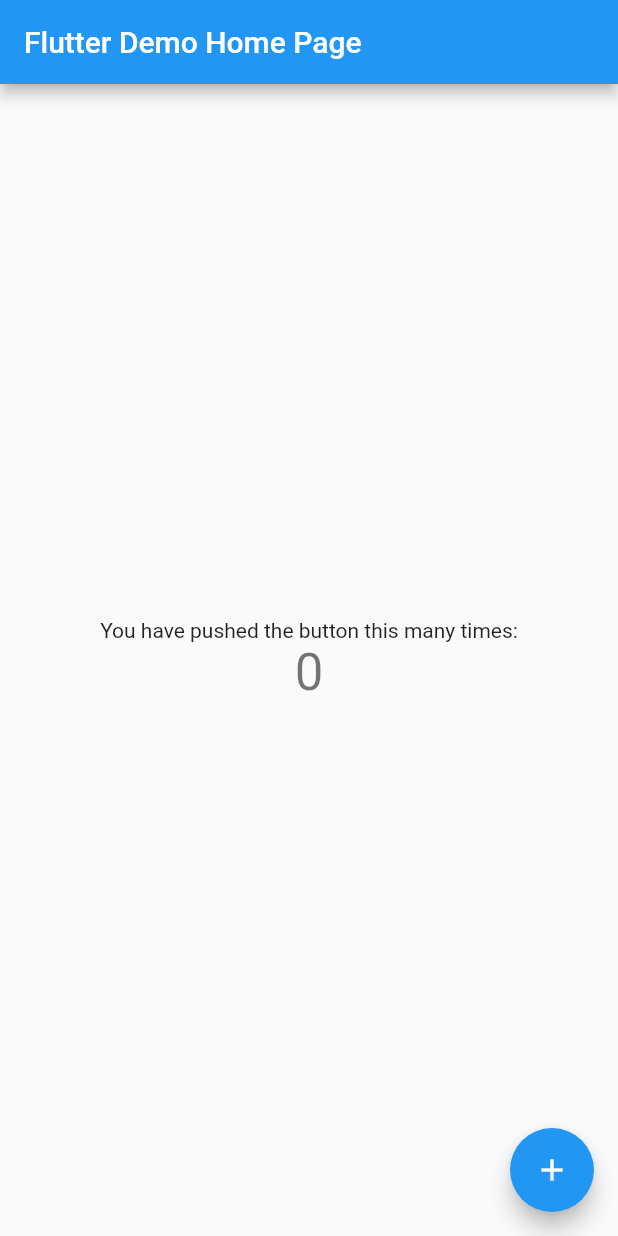
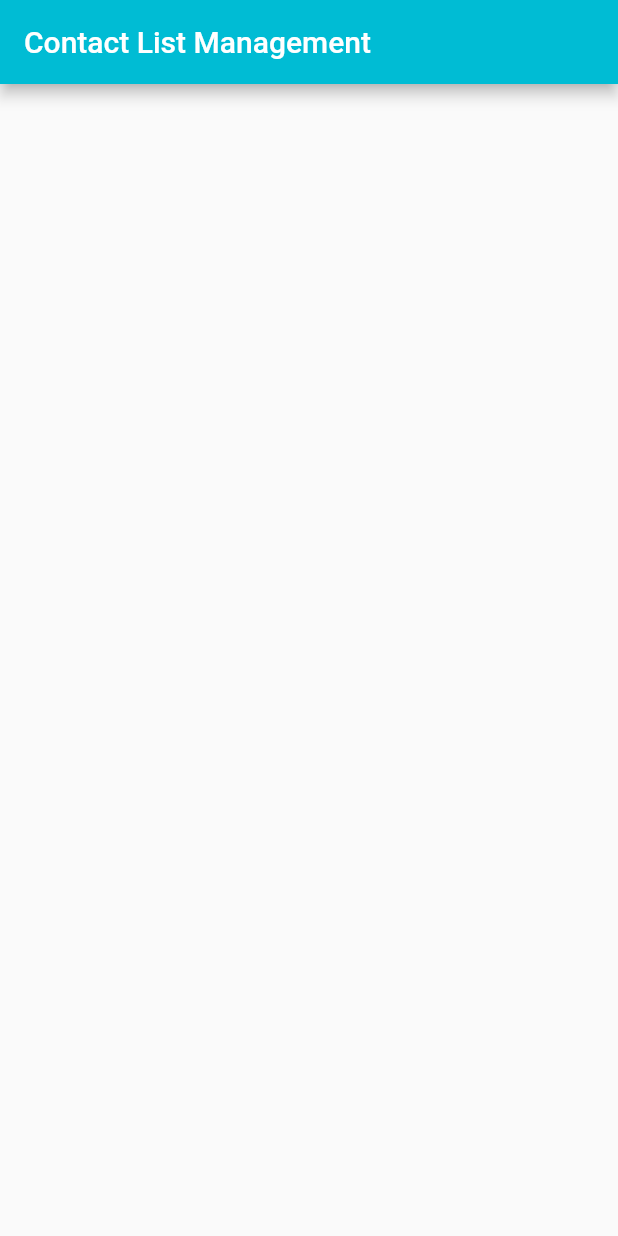
Before and after one commit to BigYajuu/vimigo-tech-assessment, a Flutter app: the screen it shows after launch, on a phone screen of 412 x 824 dp. Run offline on Flutter 3.47's test engine with Material 2 defaults, Android fonts, the phone set to English and light mode, and no system bars; our stand-ins replace sqflite; accounts and stored records are empty.

Commit message:
Home page fulfilled and feature 2, 3 done
Also featuring -
- db refactored
- sort when get items
- loading animation runs when fetching data
- simple contact item container

```diff
--- /dev/null
+++ b/vimigo_assessment/lib/components/contact_containter.dart
@@ -0,0 +1,15 @@
+import 'package:flutter/cupertino.dart';
+import 'package:vimigo_assessment/local_storage/schema/contact_list.dart';
+
+// A single contact item that is to be placed inside of the ListView
+class ContactContainer extends StatelessWidget {
+  final Contact contact;
+
+  const ContactContainer({super.key, required this.contact});
+
+  @override
+  Widget build(BuildContext context) {
+    return Padding(
+        padding: const EdgeInsets.all(10.0), child: Text(contact.user));
+  }
+}
--- a/vimigo_assessment/lib/local_storage/schema/contact_list.dart
+++ b/vimigo_assessment/lib/local_storage/schema/contact_list.dart
@@ -1,3 +1,4 @@
+// Table name for Contact DB
 const String tableContactList = 'contact_list';
 
 class ContactFields {
@@ -9,6 +10,8 @@ class ContactFields {
   static const String checkIn = 'checkIn';
 }
 
+// Contact instances are universal for representing individual contact,
+// It also features converting to/from JSON whenever DB is involved.
 class Contact {
   final int? id;
   final String user;
--- a/vimigo_assessment/lib/main.dart
+++ b/vimigo_assessment/lib/main.dart
@@ -1,115 +1,116 @@
 import 'package:flutter/material.dart';
+import 'local_storage/db.dart';
+import 'components/contact_containter.dart';
+import 'local_storage/schema/contact_list.dart';
+import 'dart:math';
+
+final _rand = Random();
 
 void main() {
-  runApp(const MyApp());
+  runApp(const Home());
 }
 
-class MyApp extends StatelessWidget {
-  const MyApp({super.key});
+const List<String> _nameList = [
+  'Chan Saw Lin',
+  'Lee Saw Loy',
+  'Khaw Tong Lin',
+  'Lim Kok Lin',
+  'Low Jun Wei',
+  'Yong Weng Kai',
+  'Jayden Lee',
+  'Kong Kah Yan',
+  'Jasmine Lau'
+];
 
-  // This widget is the root of your application.
+const List<String> _phoneList = [
+  '0152131113',
+  '0161231346',
+  '0158398109',
+  '0168279101',
+  '0112731912',
+  '0172332743',
+  '0191236439',
+  '0111931233',
+];
+
+class Home extends StatefulWidget {
+  const Home({super.key});
+
   @override
-  Widget build(BuildContext context) {
-    return MaterialApp(
-      title: 'Flutter Demo',
-      theme: ThemeData(
-        // This is the theme of your application.
-        //
-        // Try running your application with "flutter run". You'll see the
-        // application has a blue toolbar. Then, without quitting the app, try
-        // changing the primarySwatch below to Colors.green and then invoke
-        // "hot reload" (press "r" in the console where you ran "flutter run",
-        // or simply save your changes to "hot reload" in a Flutter IDE).
-        // Notice that the counter didn't reset back to zero; the application
-        // is not restarted.
-        primarySwatch: Colors.blue,
-      ),
-      home: const MyHomePage(title: 'Flutter Demo Home Page'),
-    );
-  }
+  HomeState createState() => HomeState();
 }
 
-class MyHomePage extends StatefulWidget {
-  const MyHomePage({super.key, required this.title});
-
-  // This widget is the home page of your application. It is stateful, meaning
-  // that it has a State object (defined below) that contains fields that affect
-  // how it looks.
-
-  // This class is the configuration for the state. It holds the values (in this
-  // case the title) provided by the parent (in this case the App widget) and
-  // used by the build method of the State. Fields in a Widget subclass are
-  // always marked "final".
-
-  final String title;
+class HomeState extends State<Home> {
+  late List<Contact> _contacts = [
+    Contact(user: getAName(), phone: getAPhone(), checkIn: getACheckIn())
+  ]; // Sets as state of all contacts (from db)
+  bool isLoading = false;
 
   @override
-  State<MyHomePage> createState() => _MyHomePageState();
-}
+  void initState() {
+    super.initState();
 
-class _MyHomePageState extends State<MyHomePage> {
-  int _counter = 0;
+    refreshContacts();
+  }
 
-  void _incrementCounter() {
-    setState(() {
-      // This call to setState tells the Flutter framework that something has
-      // changed in this State, which causes it to rerun the build method below
-      // so that the display can reflect the updated values. If we changed
-      // _counter without calling setState(), then the build method would not be
-      // called again, and so nothing would appear to happen.
-      _counter++;
-    });
+  // Fns to get random data from
+  String getAName() {
+    int next = _rand.nextInt(_nameList.length);
+    return _nameList[next];
+  }
+
+  String getAPhone() {
+    int next = _rand.nextInt(_phoneList.length);
+    return _phoneList[next];
+  }
+
+  DateTime getACheckIn() {
+    const int range = 1200000;
+    int next = _rand.nextInt(range);
+    return DateTime.now().add(Duration(seconds: -next));
+  }
+
+  // Fetch all data from DB
+  Future refreshContacts() async {
+    setState((() => isLoading = true));
+    _contacts = List.from(await ContactListDB.instance.getWholeList());
+    setState((() => isLoading = false));
+  }
+
+  // Generate 5 random entries, stores them in DB, then refresh page
+  Future generateContacts() async {
+    const int reps = 5;
+
+    // data generation
+
+    for (var i = 0; i < reps; i++) {
+      Contact newContact =
+          Contact(user: getAName(), phone: getAPhone(), checkIn: getACheckIn());
+      await ContactListDB.instance.create(newContact);
+    }
+    refreshContacts();
   }
 
   @override
   Widget build(BuildContext context) {
-    // This method is rerun every time setState is called, for instance as done
-    // by the _incrementCounter method above.
-    //
-    // The Flutter framework has been optimized to make rerunning build methods
-    // fast, so that you can just rebuild anything that needs updating rather
-    // than having to individually change instances of widgets.
-    return Scaffold(
+    return MaterialApp(
+        home: Scaffold(
       appBar: AppBar(
-        // Here we take the value from the MyHomePage object that was created by
-        // the App.build method, and use it to set our appbar title.
-        title: Text(widget.title),
+        backgroundColor: Colors.cyan,
+        title: const Text('Contact List Management'),
       ),
-      body: Center(
-        // Center is a layout widget. It takes a single child and positions it
-        // in the middle of the parent.
-        child: Column(
-          // Column is also a layout widget. It takes a list of children and
-          // arranges them vertically. By default, it sizes itself to fit its
-          // children horizontally, and tries to be as tall as its parent.
-          //
-          // Invoke "debug painting" (press "p" in the console, choose the
-          // "Toggle Debug Paint" action from the Flutter Inspector in Android
-          // Studio, or the "Toggle Debug Paint" command in Visual Studio Code)
-          // to see the wireframe for each widget.
-          //
-          // Column has various properties to control how it sizes itself and
-          // how it positions its children. Here we use mainAxisAlignment to
-          // center the children vertically; the main axis here is the vertical
-          // axis because Columns are vertical (the cross axis would be
-          // horizontal).
-          mainAxisAlignment: MainAxisAlignment.center,
-          children: <Widget>[
-            const Text(
-              'You have pushed the button this many times:',
-            ),
-            Text(
-              '$_counter',
-              style: Theme.of(context).textTheme.headline4,
-            ),
-          ],
-        ),
-      ),
-      floatingActionButton: FloatingActionButton(
-        onPressed: _incrementCounter,
-        tooltip: 'Increment',
-        child: const Icon(Icons.add),
-      ), // This trailing comma makes auto-formatting nicer for build methods.
-    );
+      body: SizedBox(
+          height: 500,
+          child: isLoading
+              ? const Center(child: CircularProgressIndicator())
+              : RefreshIndicator(
+                  onRefresh: generateContacts,
+                  child: ListView.builder(
+                      itemCount: _contacts.length,
+                      itemBuilder: (context, index) {
+                        return ContactContainer(contact: _contacts[index]);
+                      }),
+                )),
+    ));
   }
 }
```
Also changed, not shown: vimigo_assessment/lib/local_storage/db.dart (+17 -7 lines), 3 other files.
